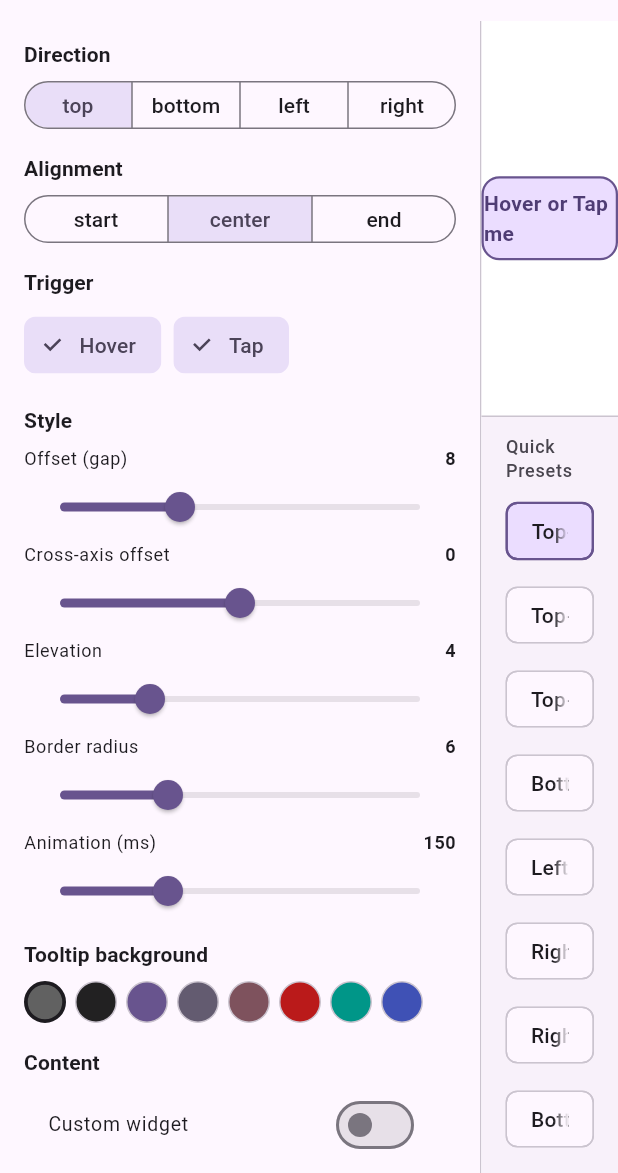
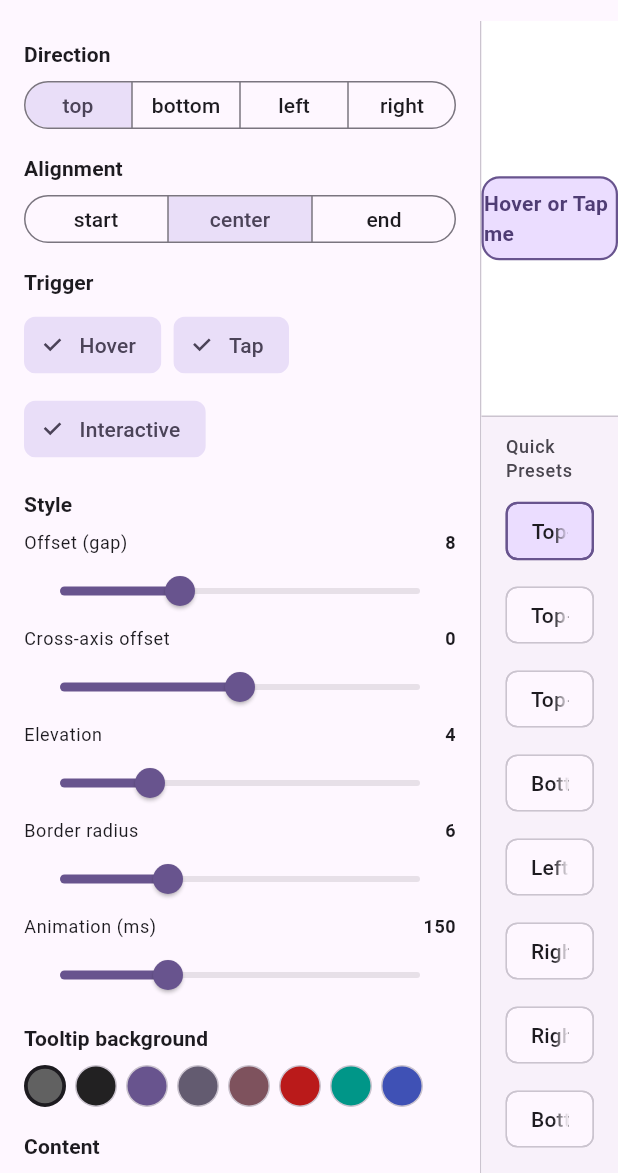
Before and after one commit to kihyun1998/just_tooltip, a Flutter app: the screen it shows after launch, on a phone screen of 412 x 824 dp, the part 63-1236 px from its top. Run offline on Flutter 3.47's test engine with Material 3 defaults, Android fonts, the phone set to English and light mode, and no system bars.

Commit message:
feat: add interactive option to toggle tooltip hover persistence

```diff
--- a/example/lib/main.dart
+++ b/example/lib/main.dart
@@ -94,6 +94,7 @@ class _PlaygroundPageState extends State<PlaygroundPage> {
   double _borderRadiusVal = 6.0;
   bool _enableTap = true;
   bool _enableHover = true;
+  bool _interactive = true;
   int _animDurationMs = 150;
   bool _useCustomContent = false;
   Color _tooltipBg = const Color(0xFF616161);
@@ -194,14 +195,18 @@ class _PlaygroundPageState extends State<PlaygroundPage> {
         const SizedBox(height: 16),
 
         _sectionTitle('Trigger'),
-        Row(
+        Wrap(
+          spacing: 8,
+          runSpacing: 8,
           children: [
             _chip('Hover', _enableHover, (v) {
               setState(() => _enableHover = v);
             }),
-            const SizedBox(width: 8),
             _chip('Tap', _enableTap, (v) {
               setState(() => _enableTap = v);
+            }),
+            _chip('Interactive', _interactive, (v) {
+              setState(() => _interactive = v);
             }),
           ],
         ),
@@ -311,6 +316,7 @@ class _PlaygroundPageState extends State<PlaygroundPage> {
       elevation: _elevation,
       enableTap: _enableTap,
       enableHover: _enableHover,
+      interactive: _interactive,
       animationDuration: Duration(milliseconds: _animDurationMs),
       message: _useCustomContent ? null : 'Hello from JustTooltip!',
       tooltipBuilder: _useCustomContent
--- a/lib/src/just_tooltip.dart
+++ b/lib/src/just_tooltip.dart
@@ -43,6 +43,7 @@ class JustTooltip extends StatefulWidget {
     this.controller,
     this.enableTap = false,
     this.enableHover = true,
+    this.interactive = true,
     this.animationDuration = const Duration(milliseconds: 150),
     this.onShow,
     this.onHide,
@@ -100,6 +101,16 @@ class JustTooltip extends StatefulWidget {
 
   /// Whether hovering over the child shows the tooltip.
   final bool enableHover;
+
+  /// Whether the tooltip stays visible when the cursor moves over it.
+  ///
+  /// When `true` (default), the user can hover over the tooltip content
+  /// without it disappearing. This is useful for tooltips with selectable
+  /// text or interactive content.
+  ///
+  /// When `false`, the tooltip will begin to hide as soon as the cursor
+  /// leaves the child widget, even if it enters the tooltip area.
+  final bool interactive;
 
   /// The duration of the fade-in/fade-out animation.
   final Duration animationDuration;
@@ -245,19 +256,25 @@ class _JustTooltipState extends State<JustTooltip>
 
   void _handleMouseExit() {
     if (!widget.enableHover) return;
-    // Delay so that the user can move the cursor from the child to the tooltip
-    // without the tooltip disappearing.
-    _hoverHideTimer?.cancel();
-    _hoverHideTimer = Timer(const Duration(milliseconds: 100), () {
+    if (widget.interactive) {
+      // Delay so that the user can move the cursor from the child to the tooltip
+      // without the tooltip disappearing.
+      _hoverHideTimer?.cancel();
+      _hoverHideTimer = Timer(const Duration(milliseconds: 100), () {
+        if (_isShowing) _hide();
+      });
+    } else {
       if (_isShowing) _hide();
-    });
+    }
   }
 
   void _handleTooltipMouseEnter() {
+    if (!widget.interactive) return;
     _hoverHideTimer?.cancel();
   }
 
   void _handleTooltipMouseExit() {
+    if (!widget.interactive) return;
     if (!widget.enableHover) return;
     _hoverHideTimer?.cancel();
     _hoverHideTimer = Timer(const Duration(milliseconds: 100), () {
```
Also changed, not shown: 1 other file.
